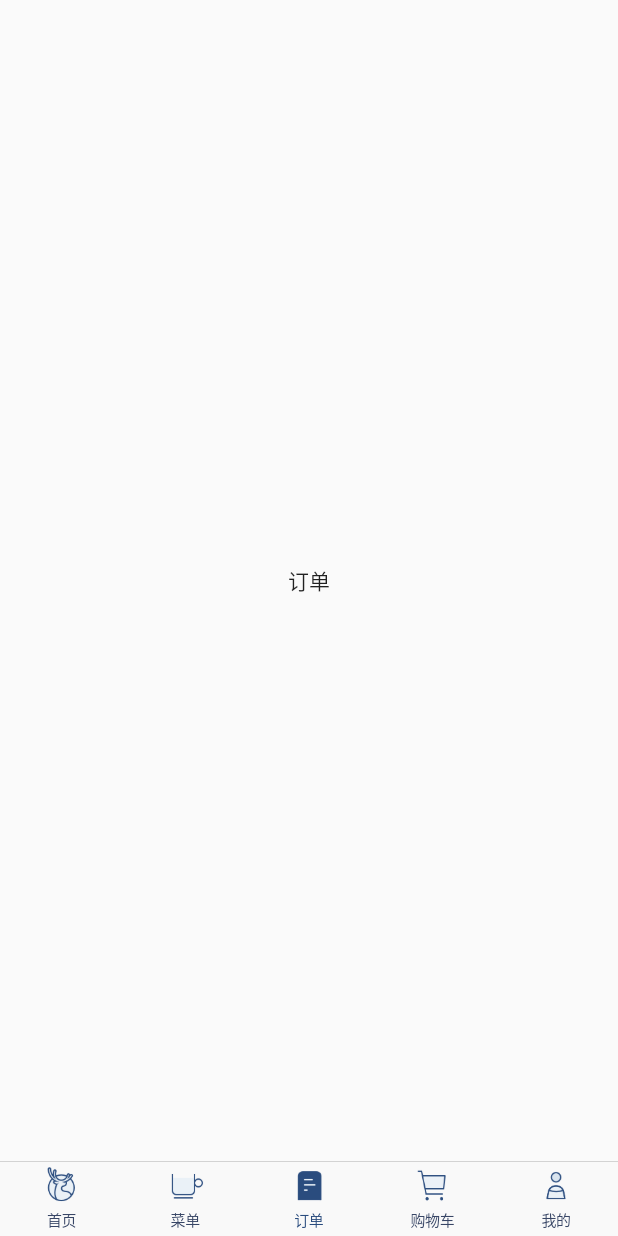
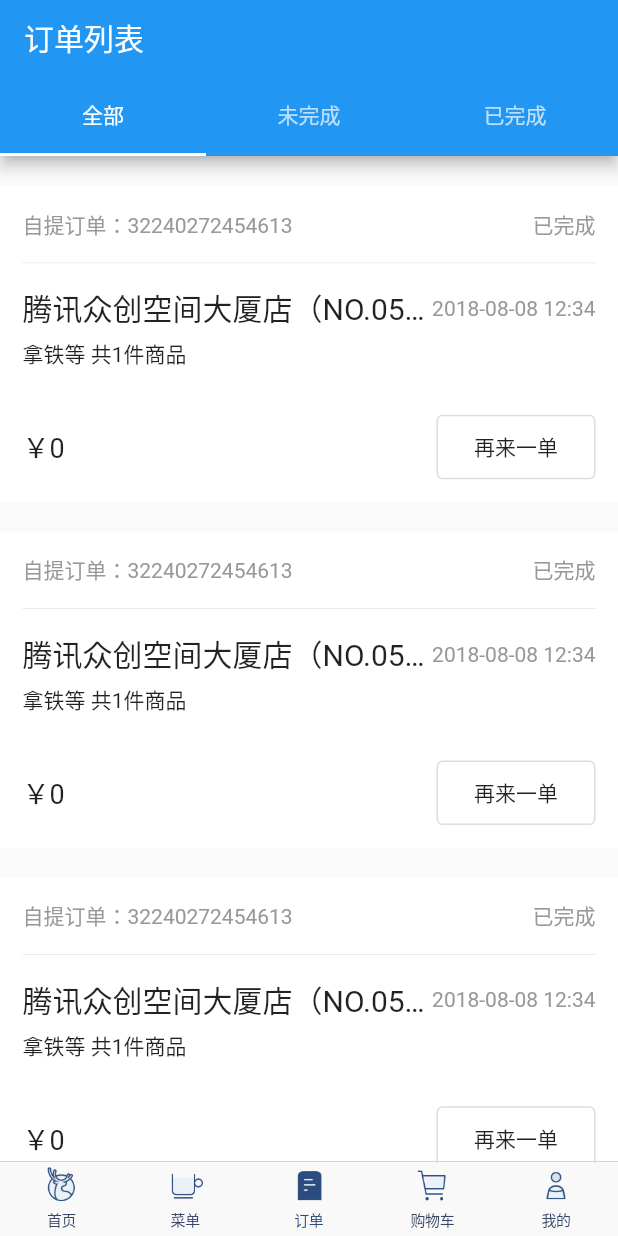
Before and after one commit to zanderpu/luckincoffee, a Flutter app: the screen it shows after launch, item 3 of the bottom bar chosen, on a phone screen of 412 x 824 dp. Run offline on Flutter 3.47's test engine with Material 2 defaults, Android fonts, the phone set to English and light mode, and no system bars.

Commit message:
完成订单列表页UI

```diff
--- /dev/null
+++ b/lib/pages/h_orderlist.dart
@@ -0,0 +1,119 @@
+import 'package:flutter/material.dart';
+
+class OrderList extends StatefulWidget {
+  @override
+  State<StatefulWidget> createState() => new OrderListState();
+}
+
+class OrderListState extends State<OrderList>
+    with SingleTickerProviderStateMixin {
+  var _tabController;
+
+  @override
+  void initState() {
+    super.initState();
+    _tabController = new TabController(vsync: this, length: 3);
+  }
+
+  @override
+  Widget build(BuildContext context) {
+    return new Scaffold(
+        appBar: new AppBar(
+            title: new Text('订单列表'),
+            bottom: new TabBar(
+              tabs: <Widget>[
+                new Container(
+                    padding: EdgeInsets.only(top: 15.0, bottom: 15.0),
+                    child: new Text('全部')),
+                new Container(
+                    padding: EdgeInsets.only(top: 15.0, bottom: 15.0),
+                    child: new Text('未完成')),
+                new Container(
+                    padding: EdgeInsets.only(top: 15.0, bottom: 15.0),
+                    child: new Text('已完成')),
+              ],
+              controller: _tabController,
+            )),
+        body: new ListView(
+          children: <Widget>[
+            new OrderListWidget(),
+            new OrderListWidget(),
+            new OrderListWidget(),
+            new OrderListWidget(),
+          ],
+        ));
+  }
+}
+
+//列表组件
+class OrderListWidget extends StatefulWidget {
+  @override
+  State<StatefulWidget> createState() => new OrderListWidgetState();
+}
+
+class OrderListWidgetState extends State<OrderListWidget> {
+  @override
+  Widget build(BuildContext context) {
+    return Container(
+      padding: EdgeInsets.only(left:15.0,right:15.0),
+      margin: EdgeInsets.only(top:20.0),
+      decoration: new BoxDecoration(color: Color(0xffffffff)),
+      child: new Column(children: <Widget>[
+        new Container(
+          padding: EdgeInsets.only(top: 15.0, bottom: 15.0),
+          decoration: new BoxDecoration(
+            border: new Border(bottom: new BorderSide(width: 0.5,color: Color(0xffe3e3e3)))
+          ),
+          child: new Row(children: <Widget>[
+            new Expanded(
+              child: new Text('自提订单：32240272454613',
+                  style: new TextStyle(color: Color(0xff989898))),
+            ),
+            new Text(
+              '已完成',
+              style: new TextStyle(color: Color(0xff989898)),
+            )
+          ])
+        ),
+        new Container(
+          padding:EdgeInsets.only(top: 15.0),
+          child:new Row(children: <Widget>[
+            new Expanded(
+              child:new Text('腾讯众创空间大厦店（NO.050493839）',style: new TextStyle(
+                fontSize:20.0
+              ),maxLines: 1,overflow: TextOverflow.ellipsis,)
+            ),
+            new Text('2018-08-08 12:34',style: new TextStyle(color: Color(0xff989898)),)
+          ],),
+        ),
+        new Container(
+          padding:EdgeInsets.only(top: 5.0, bottom: 15.0),
+          alignment: Alignment.topLeft,
+          child:new Text('拿铁等 共1件商品'),
+        ),
+        new Container(
+          padding:EdgeInsets.only(top: 15.0, bottom: 15.0),
+          child:new Row(children: <Widget>[
+            new Expanded(
+              child:new Text('￥0',style: new TextStyle(fontSize:18.0),)
+            ),
+            new InkWell(
+              child: new Container(
+                padding:EdgeInsets.only(top:10.0,bottom:10.0,left:24.0,right:24.0),
+                decoration: new BoxDecoration(
+                  border: Border.all(color:Color(0xffdddddd)),
+                  borderRadius: BorderRadius.all(new Radius.circular(4.0)),
+                ),
+                child:new Text('再来一单')
+              ),
+              onTap: (){
+                print('fdsa');
+              },
+            )
+
+          ],),
+        )
+      ]),
+    );
+  }
+}
--- a/lib/pages/home.dart
+++ b/lib/pages/home.dart
@@ -3,6 +3,7 @@ import 'package:flutter/cupertino.dart';
 
 import 'h_index.dart';
 import 'h_me.dart';
+import 'h_orderlist.dart';
 
 class Home extends StatelessWidget {
 
@@ -170,9 +171,7 @@ class BodyPageState extends State<BodyPage>{
         new Center(
           child: new Text('菜单'),
         ),
-        new Center(
-          child: new Text('订单'),
-        ),
+        new OrderList(),
         new Center(
           child: new Text('购物车'),
         ),
```
